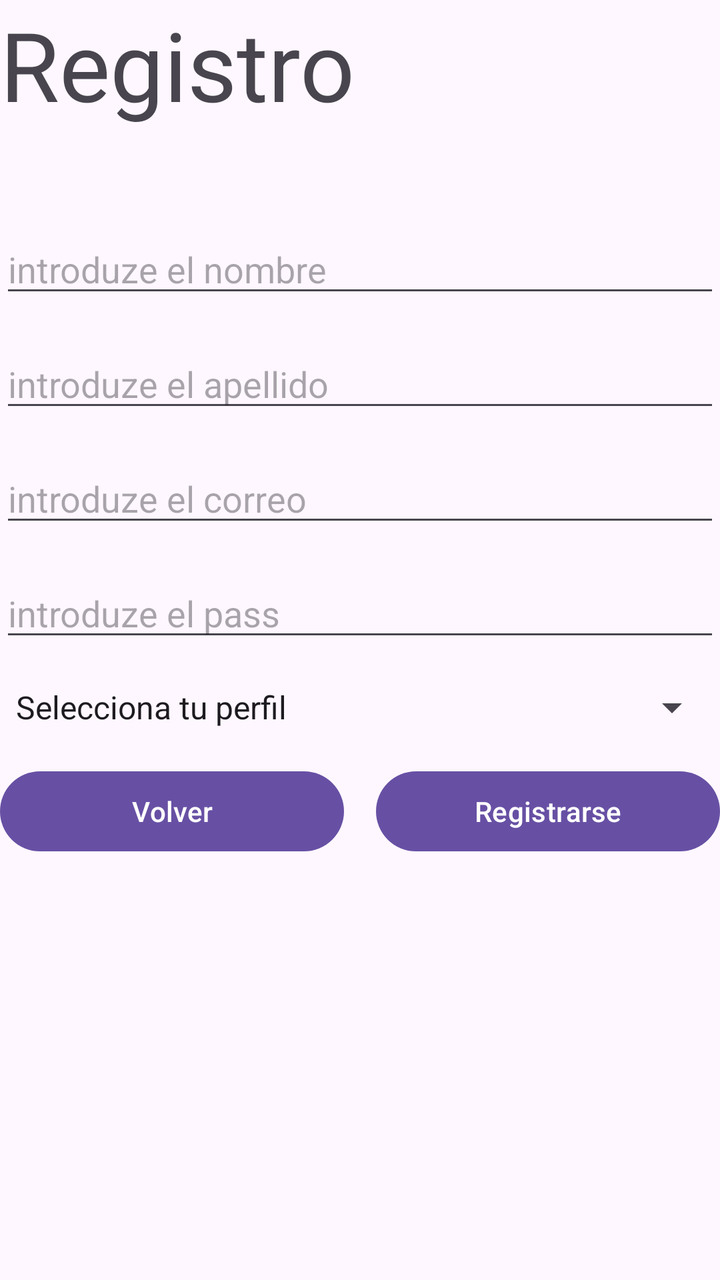
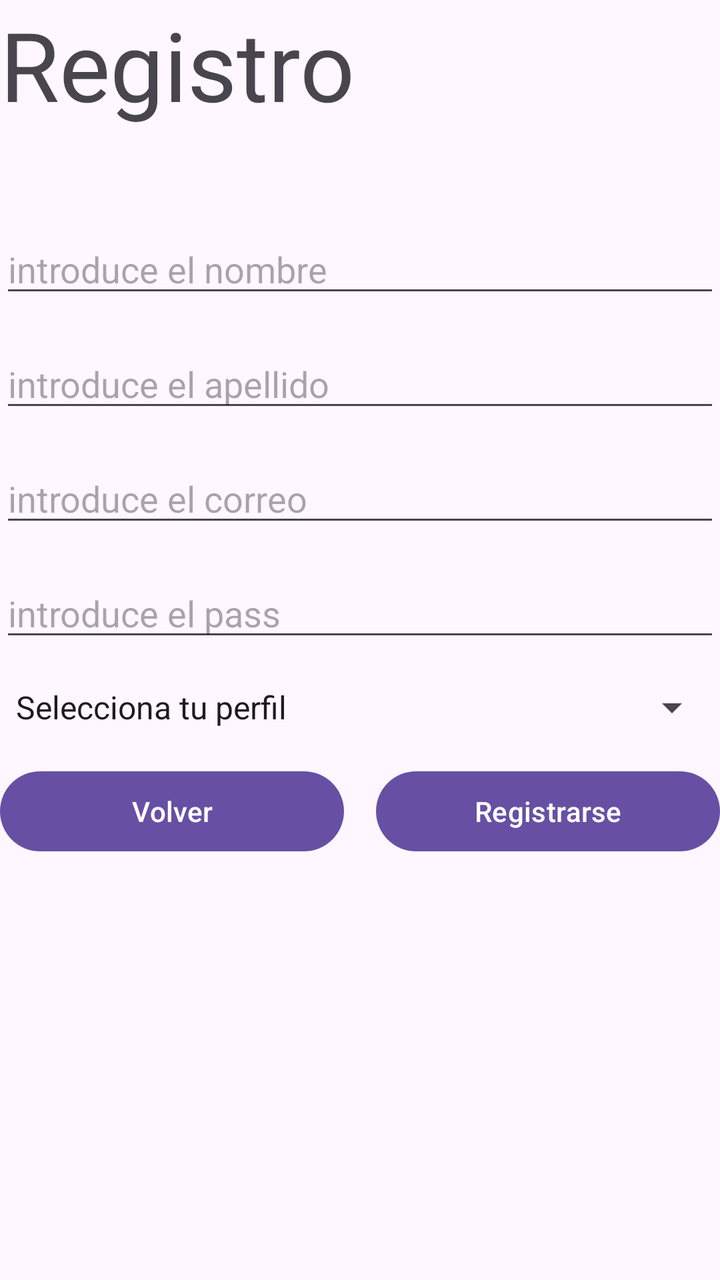

Screens rendered from an Android XML layout before and after an edit, with the pre-edit source and the edit as a unified diff.
<!-- AndroidManifest.xml: application theme Theme.Login -->
<!-- res/layout/activity_registro.xml -->
<?xml version="1.0" encoding="utf-8"?>
<androidx.appcompat.widget.LinearLayoutCompat
    xmlns:android="http://schemas.android.com/apk/res/android"
    xmlns:app="http://schemas.android.com/apk/res-auto"
    xmlns:tools="http://schemas.android.com/tools"
    android:id="@+id/main"
    android:layout_width="match_parent"
    android:layout_height="match_parent"
    tools:context=".activity.RegistroActivity"
    android:layout_margin="15dp"
    android:orientation="vertical"
    >

    <TextView
        android:layout_width="match_parent"
        android:layout_height="wrap_content"
        android:text="@string/registro"
        android:layout_marginBottom="48dp"
        android:textSize="48dp"

        />

    <EditText
        android:id="@+id/editNombre"
        android:layout_width="match_parent"
        android:layout_height="wrap_content"
        android:hint="introduze el nombre"
        android:layout_marginBottom="16dp"

        />
    <EditText
        android:id="@+id/editApellido"
        android:layout_width="match_parent"
        android:layout_height="wrap_content"
        android:hint="introduze el apellido"
        android:layout_marginBottom="16dp"

        />
    <EditText
        android:id="@+id/editCorreo"
        android:layout_width="match_parent"
        android:layout_height="wrap_content"
        android:hint="introduze el correo"
        android:layout_marginBottom="16dp"

        />
    <EditText
        android:id="@+id/editPass"
        android:layout_width="match_parent"
        android:layout_height="wrap_content"
        android:hint="introduze el pass"
        android:layout_marginBottom="16dp"

        />
    <Spinner
        android:entries="@array/spiner_profile"
        android:layout_width="match_parent"
        android:layout_height="wrap_content"
        android:id="@+id/SpinerPerfil"
        android:layout_marginBottom="16dp"

        />

    <LinearLayout
        android:layout_width="match_parent"
        android:layout_height="wrap_content">

        <Button
            android:layout_width="0dp"
            android:layout_weight="0.5"
            android:layout_height="wrap_content"
            android:id="@+id/btnVolver"
            android:layout_marginRight="8dp"
            android:text="Volver"

            />
        <Button
            android:id="@+id/btnRegistarse"
            android:layout_width="0dp"
            android:layout_weight="0.5"
            android:layout_height="wrap_content"
            android:layout_marginLeft="8dp"
            android:text="Registrarse"

            />


    </LinearLayout>

</androidx.appcompat.widget.LinearLayoutCompat>
<!-- resources referenced by this layout -->
<resources>
  <string-array name="spiner_profile">
          <item>Selecciona tu perfil</item>
          <item>Administrdor</item>
          <item>Usuario</item>
      </string-array>
  <string name="registro">Registro</string>
  <style name="Theme.Login" parent="Base.Theme.Login" />
  <style name="Base.Theme.Login" parent="Theme.Material3.DayNight.NoActionBar">
          
          
      </style>
</resources>

<!-- the commit's change to res/layout/activity_registro.xml (unified diff, before → after) -->
@@ -14,8 +14,8 @@
     <TextView
         android:layout_width="match_parent"
         android:layout_height="wrap_content"
+        android:layout_marginBottom="48dp"
         android:text="@string/registro"
-        android:layout_marginBottom="48dp"
         android:textSize="48dp"
 
         />
@@ -24,7 +24,7 @@
         android:id="@+id/editNombre"
         android:layout_width="match_parent"
         android:layout_height="wrap_content"
-        android:hint="introduze el nombre"
+        android:hint="introduce el nombre"
         android:layout_marginBottom="16dp"
 
         />
@@ -32,7 +32,7 @@
         android:id="@+id/editApellido"
         android:layout_width="match_parent"
         android:layout_height="wrap_content"
-        android:hint="introduze el apellido"
+        android:hint="introduce el apellido"
         android:layout_marginBottom="16dp"
 
         />
@@ -40,23 +40,24 @@
         android:id="@+id/editCorreo"
         android:layout_width="match_parent"
         android:layout_height="wrap_content"
-        android:hint="introduze el correo"
+        android:hint="introduce el correo"
         android:layout_marginBottom="16dp"
 
         />
     <EditText
         android:id="@+id/editPass"
+        android:inputType="textPassword"
         android:layout_width="match_parent"
         android:layout_height="wrap_content"
-        android:hint="introduze el pass"
+        android:hint="introduce el pass"
         android:layout_marginBottom="16dp"
 
         />
     <Spinner
+        android:id="@+id/spinerPerfil"
         android:entries="@array/spiner_profile"
         android:layout_width="match_parent"
         android:layout_height="wrap_content"
-        android:id="@+id/SpinerPerfil"
         android:layout_marginBottom="16dp"
 
         />
